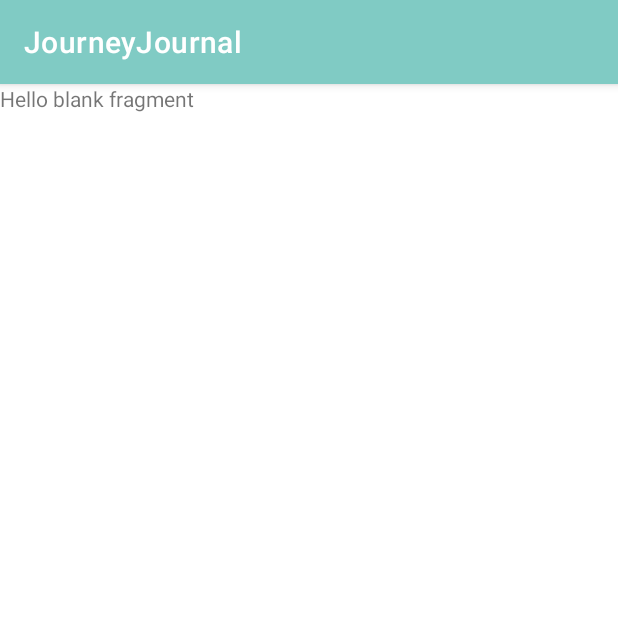
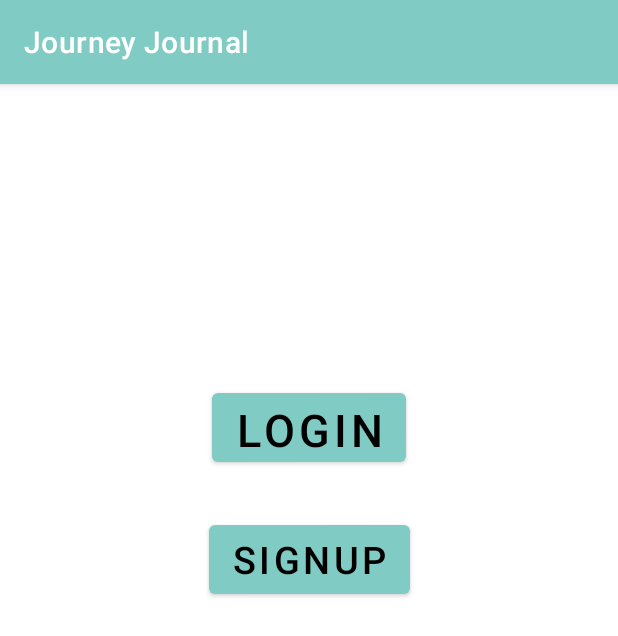
Before and after one commit to nilayamkandel/JourneyJournal, an Android app: the fragment LandingFragment shown on its own in the app's theme, on a phone screen of 412 x 824 dp. Shown: the top 636 px of the screen. Run offline under Robolectric (Android 15) with nearby library versions, the phone set to English and light mode, and no system bars.

Commit message:
landing page created

```diff
--- a/app/src/main/res/layout/fragment_landing.xml
+++ b/app/src/main/res/layout/fragment_landing.xml
@@ -1,14 +1,39 @@
 <?xml version="1.0" encoding="utf-8"?>
-<FrameLayout xmlns:android="http://schemas.android.com/apk/res/android"
+<androidx.constraintlayout.widget.ConstraintLayout xmlns:android="http://schemas.android.com/apk/res/android"
     xmlns:tools="http://schemas.android.com/tools"
     android:layout_width="match_parent"
     android:layout_height="match_parent"
+    xmlns:app="http://schemas.android.com/apk/res-auto"
     tools:context=".presentation.fragment.auth.LandingFragment">
 
-    <!-- TODO: Update blank fragment layout -->
-    <TextView
-        android:layout_width="match_parent"
-        android:layout_height="match_parent"
-        android:text="@string/hello_blank_fragment" />
 
-</FrameLayout>
+    <Button
+        android:id="@+id/btn_login"
+        android:layout_width="wrap_content"
+        android:layout_height="58dp"
+        android:layout_marginTop="200dp"
+        android:gravity="center"
+        android:text="@string/es_btnLog"
+        android:textColor="@color/black"
+        android:textSize="30dp"
+        app:layout_constraintEnd_toEndOf="parent"
+        app:layout_constraintStart_toStartOf="parent"
+        app:layout_constraintTop_toTopOf="parent"
+        />
+
+    <Button
+        android:id="@+id/btn_Signup"
+        android:layout_width="wrap_content"
+        android:layout_height="58dp"
+        android:layout_marginTop="30dp"
+        android:gravity="center"
+        android:text="@string/es_btnSign"
+        android:textColor="@color/black"
+        android:textSize="25dp"
+        app:layout_constraintEnd_toEndOf="parent"
+        app:layout_constraintHorizontal_bias="0.5"
+        app:layout_constraintStart_toStartOf="parent"
+        app:layout_constraintTop_toBottomOf="@+id/btn_login" />
+
+
+</androidx.constraintlayout.widget.ConstraintLayout>
```
Also changed, not shown: app/src/main/java/np/com/neelayamkandel/journeyjournal/presentation/activity/HomeActivity.java (+10 -0 lines), app/src/main/res/drawable/ic_person.xml (added, +10 -0 lines), app/src/main/res/menu/option_menu.xml (+6 -2 lines), app/src/main/res/values/strings.xml (+26 -2 lines).
